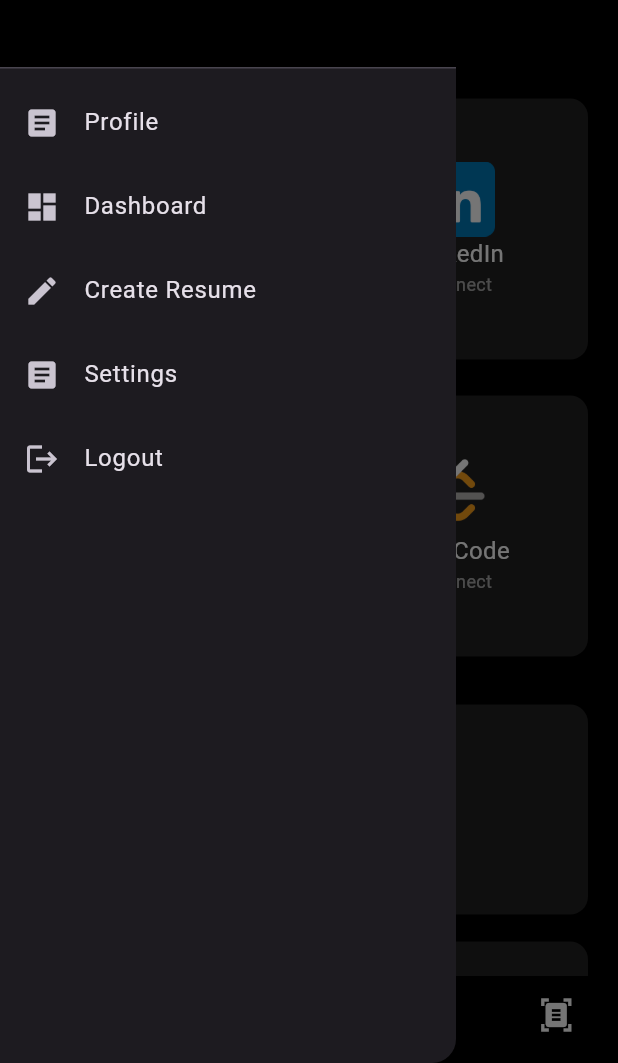
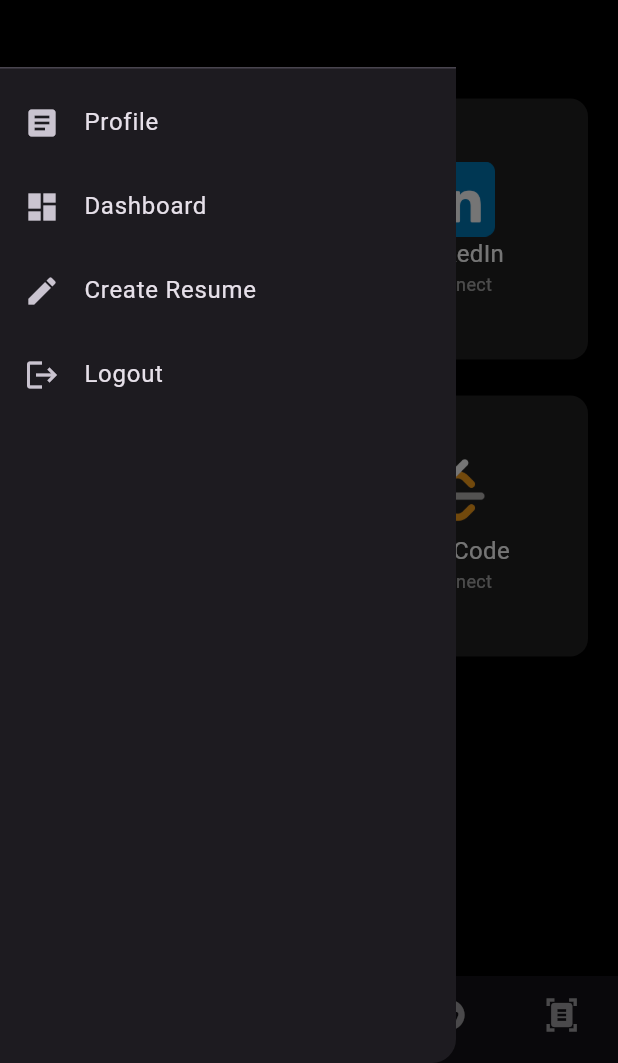
Before and after one commit to CHRIS-7777/trackpro, a Flutter app: the screen it shows after launch, with the side drawer open, on a phone screen of 412 x 824 dp, the part 173-1236 px from its top. Run offline on Flutter 3.47's test engine with Material 3 defaults, Android fonts, the phone set to English and light mode, and no system bars; our stand-ins replace animated_text_kit, cloud_firestore, firebase_auth, firebase_core, fl_chart, flutter_gemini and 2 more; accounts and stored records are empty.

Commit message:
commit changes

```diff
--- a/lib/dashboard.dart
+++ b/lib/dashboard.dart
@@ -1,3 +1,5 @@
+import 'package:cloud_firestore/cloud_firestore.dart';
+import 'package:firebase_auth/firebase_auth.dart';
 import 'package:flutter/material.dart';
 import 'package:trackpro/github_connect_dialog.dart';
 import 'package:trackpro/platform_connect_dialogs.dart';
@@ -21,15 +23,32 @@
 }
 
 class _DashboardPageState extends State<DashboardPage> {
-  int _currentIndex = -1;
+  int githubProjectCount = 0;
 
-  final List<Widget> _pages = [
-    DashboardContent(),
-    Placeholder(color: Colors.transparent),
-    Placeholder(color: Colors.transparent),
-    Placeholder(color: Colors.transparent),
-    Placeholder(color: Colors.transparent),
-  ];
+  @override
+  void initState() {
+    super.initState();
+    fetchGitHubRepoCountFromFirestore();
+  }
+
+  Future<void> fetchGitHubRepoCountFromFirestore() async {
+    final user = FirebaseAuth.instance.currentUser;
+    if (user != null) {
+      final docRef = FirebaseFirestore.instance
+          .collection('users')
+          .doc(user.uid)
+          .collection('connected_platforms')
+          .doc('github');
+
+      final snapshot = await docRef.get();
+      if (snapshot.exists) {
+        final data = snapshot.data();
+        setState(() {
+          githubProjectCount = data?['public_repos'] ?? 0;
+        });
+      }
+    }
+  }
 
   @override
   Widget build(BuildContext context) {
@@ -59,11 +78,6 @@
               onTap: () => Navigator.pushNamed(context, '/create-resume'),
             ),
             ListTile(
-              leading: Icon(Icons.article),
-              title: Text("Settings"),
-              onTap: () => Navigator.pushNamed(context, '/resumes'),
-            ),
-            ListTile(
               leading: Icon(Icons.logout),
               title: Text("Logout"),
               onTap: () => Navigator.pushNamed(context, '/login'),
@@ -72,36 +86,24 @@
         ),
       ),
       appBar: AppBar(
-        title: const Text("CHRISTY",style:TextStyle(fontSize: 20,fontWeight: FontWeight.bold,color: Colors.greenAccent)),
+        title: const Text("DASHBOARD", style: TextStyle(fontSize: 20, fontWeight: FontWeight.bold, color: Colors.greenAccent)),
         backgroundColor: Colors.black,
         actions: [
           IconButton(
-            icon: const Icon(Icons.account_circle,size:30),
+            icon: const Icon(Icons.account_circle, size: 30),
             onPressed: () {
               Navigator.pushNamed(context, '/profile');
             },
           )
         ],
       ),
-      body: _pages[_currentIndex == -1 ? 0 : _currentIndex],
-      bottomNavigationBar: Container(
-
-  child: BottomNavigationBar(
-    currentIndex: _currentIndex == -1 ? 0 : _currentIndex,
-    backgroundColor: const Color.fromARGB(255, 0, 0, 0),
-    elevation: 0,
-    selectedItemColor: Colors.white,
-    unselectedItemColor: Colors.white,
-    selectedIconTheme: const IconThemeData(color: Colors.white),
-    unselectedIconTheme: const IconThemeData(color: Colors.white),
-    selectedLabelStyle: const TextStyle(color: Colors.white),
-    unselectedLabelStyle: const TextStyle(color: Colors.white),
-    showUnselectedLabels: false,
-    type: BottomNavigationBarType.fixed,
+      body: DashboardContent(githubRepoCount: githubProjectCount),
+      bottomNavigationBar: BottomNavigationBar(
+        currentIndex: 0,
+        backgroundColor: Colors.black,
+        selectedItemColor: Colors.greenAccent,
+        unselectedItemColor: Colors.white60,
         onTap: (index) {
-      setState(() {
-        _currentIndex = index;
-      });
           final routes = ['/projects', '/explore', '/add', '/suggest', '/resume'];
           if (index < routes.length) {
             Navigator.pushNamed(context, routes[index]);
@@ -115,13 +117,14 @@
           BottomNavigationBarItem(icon: Icon(Icons.document_scanner), label: 'Resume'),
         ],
       ),
-),
-
     );
   }
 }
 
 class DashboardContent extends StatelessWidget {
+  final int githubRepoCount;
+  const DashboardContent({super.key, required this.githubRepoCount});
+
   @override
   Widget build(BuildContext context) {
     return Container(
@@ -137,9 +140,6 @@
         child: Column(
           crossAxisAlignment: CrossAxisAlignment.start,
           children: [
-            Column(
-              crossAxisAlignment: CrossAxisAlignment.center,
-              children: [
             const Center(
               child: Text(
                 "TrackPro",
@@ -147,9 +147,7 @@
                   fontSize: 30,
                   fontWeight: FontWeight.bold,
                   color: Colors.greenAccent,
-                      shadows: [
-                        Shadow(color: Colors.greenAccent, blurRadius: 15),
-                      ],
+                  shadows: [Shadow(color: Colors.greenAccent, blurRadius: 15)],
                 ),
               ),
             ),
@@ -157,14 +155,8 @@
             const Center(
               child: Text(
                 "Connected Platforms",
-                    style: TextStyle(
-                      fontSize: 18,
-                      fontWeight: FontWeight.w600,
-                      color: Colors.white,
+                style: TextStyle(fontSize: 18, fontWeight: FontWeight.w600, color: Colors.white),
               ),
-                  ),
-                ),
-              ],
             ),
             const SizedBox(height: 12),
             GridView.count(
@@ -174,76 +166,45 @@
               crossAxisSpacing: 16,
               mainAxisSpacing: 16,
               children: [
-                _buildPlatformCard("GitHub", "Connect", "assets/github.png", () {
-  showDialog(
-    context: context,
-    builder: (context) => const GitHubConnectDialog(),
-  );
+                _buildPlatformCard("GitHub", "Connected", "assets/github.png", () {
+                  showDialog(context: context, builder: (_) => const GitHubConnectDialog());
                 }),
                 _buildPlatformCard("LinkedIn", "Connect", "assets/linkedin.png", () {
-      showDialog(
-        context: context,
-        builder: (context) => const LinkedInConnectDialog(),
-      );
+                  showDialog(context: context, builder: (_) => const LinkedInConnectDialog());
                 }),
-    _buildPlatformCard("Geekforgeek", "Connect", "assets/gfg.png", () {
-      showDialog(
-        context: context,
-        builder: (context) => const GFGConnectDialog(),
-      );
+                _buildPlatformCard("GeeksforGeeks", "Connect", "assets/gfg.png", () {
+                  showDialog(context: context, builder: (_) => const GFGConnectDialog());
                 }),
                 _buildPlatformCard("LeetCode", "Connect", "assets/leetcode.png", () {
-      showDialog(
-        context: context,
-        builder: (context) => const LeetCodeConnectDialog(),
-      );
+                  showDialog(context: context, builder: (_) => const LeetCodeConnectDialog());
                 }),
               ],
             ),
             const SizedBox(height: 24),
-            Row(
-              children: [
-                Expanded(child: _buildStatsCard("Total Resumes", "0", "Create your first resume")),
-              ],
-            ),
+            _buildStatsCard("Total Resumes", "0", "Create your first resume"),
             const SizedBox(height: 10),
-            Row(
-              children: [
-                Expanded(child: _buildStatsCard("Projects", "2", "Projects saved in your profile")),
-              ],
-            ),
+            _buildStatsCard("Projects", "$githubRepoCount", "Projects saved in your profile"),
             const SizedBox(height: 20),
             const Text(
               "Weekly Activity",
-              style: TextStyle(
-                color: Colors.white,
-                fontSize: 18,
-                fontWeight: FontWeight.w600,
-              ),
+              style: TextStyle(color: Colors.white, fontSize: 18, fontWeight: FontWeight.w600),
             ),
             const SizedBox(height: 12),
             SizedBox(
               height: 200,
-              width: 540,
-              child: LineChart(
-                LineChartData(
+              child: LineChart(LineChartData(
                 titlesData: FlTitlesData(
-                    leftTitles: AxisTitles(
-                      sideTitles: SideTitles(showTitles: true),
-                    ),
                   bottomTitles: AxisTitles(
                     sideTitles: SideTitles(
                       showTitles: true,
-                        getTitlesWidget: (value, meta) {
+                      getTitlesWidget: (value, _) {
                         final days = ['Mon', 'Tue', 'Wed', 'Thu', 'Fri', 'Sat', 'Sun'];
-                          return Text(
-                            days[value.toInt()],
-                            style: const TextStyle(color: Colors.white70, fontSize: 12),
-                          );
+                        return Text(days[value.toInt()], style: const TextStyle(color: Colors.white70, fontSize: 12));
                       },
                       interval: 1,
                     ),
                   ),
+                  leftTitles: AxisTitles(sideTitles: SideTitles(showTitles: true)),
                 ),
                 gridData: FlGridData(show: true),
                 borderData: FlBorderData(show: true),
@@ -264,22 +225,17 @@
                     ],
                   ),
                 ],
-                ),
-              ),
+              )),
             ),
             const SizedBox(height: 24),
             const Text(
               "Explore More",
-              style: TextStyle(
-                color: Colors.white,
-                fontSize: 18,
-                fontWeight: FontWeight.w600,
-              ),
+              style: TextStyle(color: Colors.white, fontSize: 18, fontWeight: FontWeight.w600),
             ),
             const SizedBox(height: 12),
             GridView.count(
               shrinkWrap: true,
-              physics: NeverScrollableScrollPhysics(),
+              physics: const NeverScrollableScrollPhysics(),
               crossAxisCount: 2,
               crossAxisSpacing: 16,
               mainAxisSpacing: 16,
--- a/lib/homepage.dart
+++ b/lib/homepage.dart
@@ -190,7 +190,7 @@
                         Future.delayed(const Duration(milliseconds: 300), () {
                           Navigator.push(
                             context,
-                            MaterialPageRoute(builder: (_) => const DashboardPage()),
+                            MaterialPageRoute(builder: (_) => DashboardPage()),
                           );
                         });
                         return null;
--- a/lib/main.dart
+++ b/lib/main.dart
@@ -11,9 +11,10 @@
 import 'package:trackpro/projectpage.dart';
 import 'package:trackpro/explorepage.dart';
 import 'package:trackpro/recommend.dart';
+
 void main() async {
   WidgetsFlutterBinding.ensureInitialized();
-    Gemini.init(apiKey: 'AIzaSyDYQqol4UPKrBujeKUfWxMMNoscZzfGqiM'); // Replace with your Gemini API key
+  Gemini.init(apiKey: 'AIzaSyDYQqol4UPKrBujeKUfWxMMNoscZzfGqiM');
   await Firebase.initializeApp(
     options: FirebaseOptions(
       apiKey: 'AIzaSyA5lnFpUEnqfV8U-QBohgUIamptQS_7goA',
@@ -22,8 +23,9 @@
       projectId: 'trackpro-fcc7d',
     ),
   );
-  runApp(MyApp());
+  runApp(const MyApp());
 }
+
 class MyApp extends StatelessWidget {
   const MyApp({super.key});
 
@@ -33,25 +35,23 @@
       title: 'TrackPro',
       debugShowCheckedModeBanner: false,
       theme: ThemeData(
-
         brightness: Brightness.dark,
         useMaterial3: true,
       ),
       initialRoute: '/dash',
-        routes: {
-  '/dash': (context) => DashboardPage(),
-  '/login': (context) => LoginPage(),
-  '/signup': (context) => SignUpPage(),
-    '/home': (context) => HomePage(),
-     '/profile': (context) => ProfilePage(),
-'/resume': (context) => const ResumeGeneratorPage(),
-  '/projects': (context) => ProjectsPage(),
-  '/explore': (context) => ExplorePage(),
-  '/suggest': (context) => RecommendPage(),
-   '/add': (context) => CreateProjectPage(),
-  // '/settings': (context) => SettingsPage(),
-},
-
+      routes: {
+        '/dash': (context) => const DashboardPage(),
+        '/login': (context) => const LoginPage(),
+        '/signup': (context) => const SignUpPage(),
+        '/home': (context) => const HomePage(),
+        '/profile': (context) => const ProfilePage(),
+        '/resume': (context) => const ResumeGeneratorPage(),
+        '/projects': (context) => const ProjectsPage(),
+        '/explore': (context) => const ExplorePage(),
+        '/suggest': (context) => const RecommendPage(),
+        '/add': (context) => const CreateProjectPage(),
+        '/create-resume': (context) => const ResumeGeneratorPage(),
+      },
     );
   }
 }
--- a/pubspec.yaml
+++ b/pubspec.yaml
@@ -48,6 +48,7 @@
   pdf: ^3.11.3
   printing: ^5.14.2
   path_provider: ^2.1.5
+  http: ^1.4.0
 
 dev_dependencies:
   flutter_test:
```
Also changed, not shown: lib/github_connect_dialog.dart (+50 -20 lines), lib/platform_connect_dialogs.dart (+84 -45 lines), pubspec.lock. Lines whose indentation alone changed are shown as unchanged.
